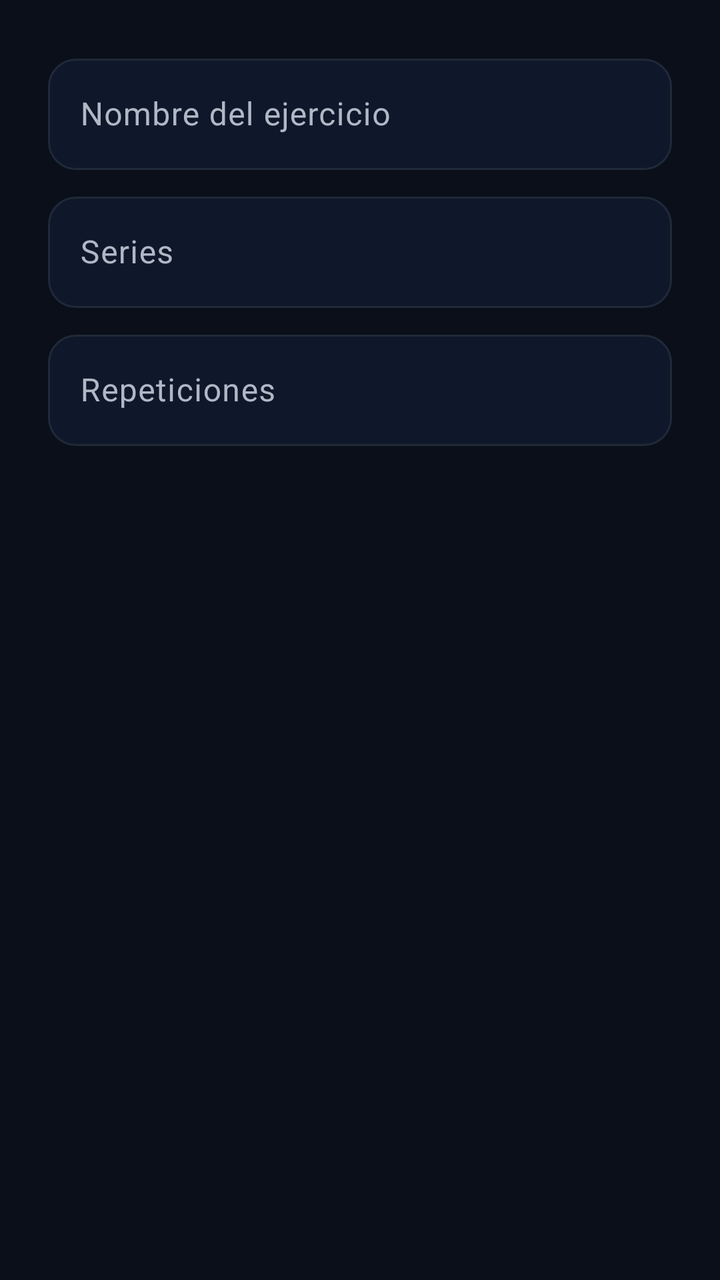
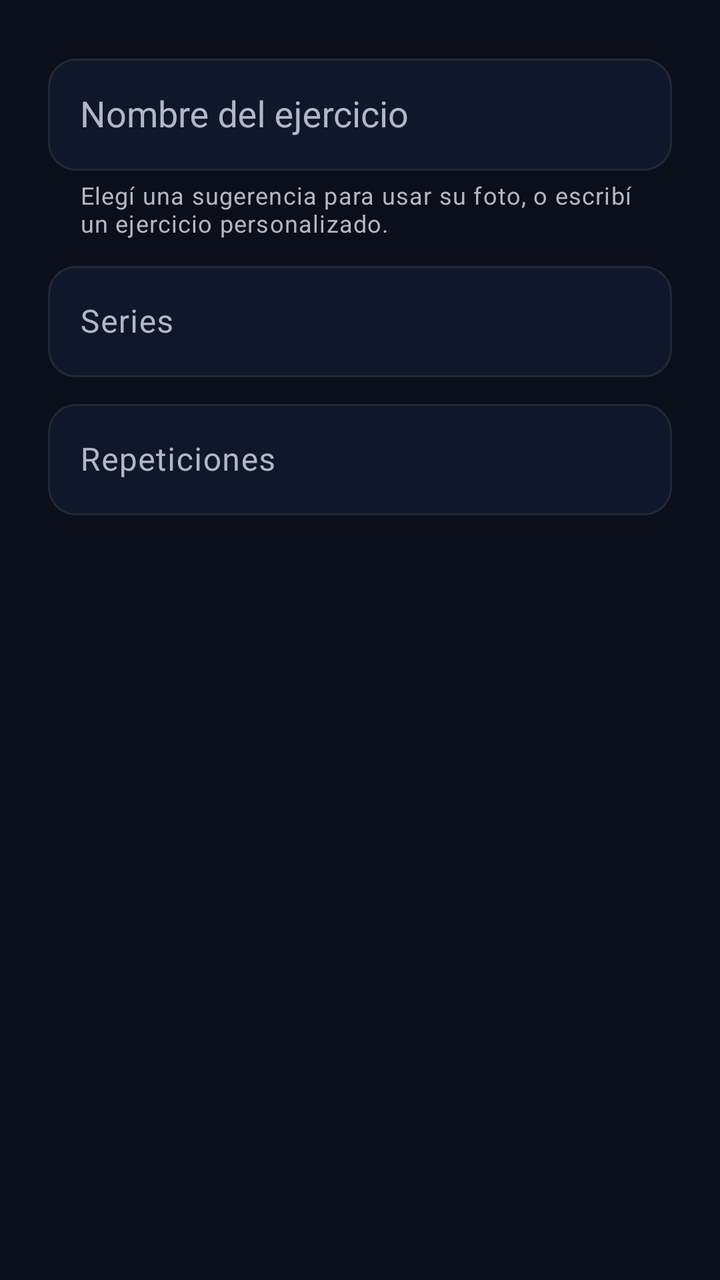

The first picture is an Android layout as it rendered before a commit; the second is the same layout after the commit. The layout source and the unified diff follow.
<!-- AndroidManifest.xml: application theme Theme.Marber -->
<!-- res/layout/dialog_agregar_modificar_ejercicio.xml -->
<?xml version="1.0" encoding="utf-8"?>
<ScrollView xmlns:android="http://schemas.android.com/apk/res/android"
    android:layout_width="match_parent"
    android:layout_height="wrap_content"
    android:fillViewport="true">

    <LinearLayout
        android:layout_width="match_parent"
        android:layout_height="wrap_content"
        android:orientation="vertical"
        android:padding="@dimen/space_large">

        <com.google.android.material.textfield.TextInputLayout
            android:id="@+id/campo_nombre_ejercicio"
            style="@style/Widget.Marber.TextInputLayout"
            android:layout_width="match_parent"
            android:layout_height="wrap_content"
            android:hint="@string/ejercicio_nombre">
            <com.google.android.material.textfield.TextInputEditText
                android:id="@+id/input_nombre_ejercicio"
                android:layout_width="match_parent"
                android:layout_height="wrap_content"
                android:inputType="textCapSentences"
                android:maxLength="80"
                android:singleLine="true"
                android:imeOptions="actionNext" />
        </com.google.android.material.textfield.TextInputLayout>

        <com.google.android.material.textfield.TextInputLayout
            android:id="@+id/campo_series_ejercicio"
            style="@style/Widget.Marber.TextInputLayout"
            android:layout_width="match_parent"
            android:layout_height="wrap_content"
            android:layout_marginTop="@dimen/space_small"
            android:hint="@string/ejercicio_series">
            <com.google.android.material.textfield.TextInputEditText
                android:id="@+id/input_series_ejercicio"
                android:layout_width="match_parent"
                android:layout_height="wrap_content"
                android:inputType="number"
                android:singleLine="true"
                android:imeOptions="actionNext" />
        </com.google.android.material.textfield.TextInputLayout>

        <com.google.android.material.textfield.TextInputLayout
            android:id="@+id/campo_repeticiones_ejercicio"
            style="@style/Widget.Marber.TextInputLayout"
            android:layout_width="match_parent"
            android:layout_height="wrap_content"
            android:layout_marginTop="@dimen/space_small"
            android:hint="@string/ejercicio_repeticiones">
            <com.google.android.material.textfield.TextInputEditText
                android:id="@+id/input_repeticiones_ejercicio"
                android:layout_width="match_parent"
                android:layout_height="wrap_content"
                android:inputType="number"
                android:singleLine="true"
                android:imeOptions="actionDone" />
        </com.google.android.material.textfield.TextInputLayout>

        <TextView
            android:id="@+id/error_guardado_ejercicio"
            android:layout_width="match_parent"
            android:layout_height="wrap_content"
            android:layout_marginTop="@dimen/space_small"
            android:text="@string/ejercicio_guardado_error"
            android:textColor="@color/marber_error"
            android:accessibilityLiveRegion="polite"
            android:visibility="gone" />
    </LinearLayout>
</ScrollView>
<!-- resources referenced by this layout -->
<resources>
  <color name="marber_error">#FF6B6B</color>
  <dimen name="space_large">24dp</dimen>
  <dimen name="space_small">8dp</dimen>
  <string name="ejercicio_guardado_error">No se pudo guardar. Volvé a intentar.</string>
  <string name="ejercicio_nombre">Nombre del ejercicio</string>
  <string name="ejercicio_repeticiones">Repeticiones</string>
  <string name="ejercicio_series">Series</string>
  <style name="Widget.Marber.TextInputLayout" parent="Widget.Material3.TextInputLayout.OutlinedBox">
          <item name="boxBackgroundColor">@color/marber_surface</item>
          <item name="boxStrokeWidth">@dimen/stroke_width</item>
          <item name="boxStrokeWidthFocused">@dimen/stroke_width_focused</item>
          <item name="boxStrokeErrorColor">@color/marber_error</item>
          <item name="boxCornerRadiusTopStart">@dimen/control_corner_radius</item>
          <item name="boxCornerRadiusTopEnd">@dimen/control_corner_radius</item>
          <item name="boxCornerRadiusBottomStart">@dimen/control_corner_radius</item>
          <item name="boxCornerRadiusBottomEnd">@dimen/control_corner_radius</item>
          <item name="android:textColorHint">@color/marber_text_medium</item>
          <item name="hintTextColor">@color/marber_primary</item>
          <item name="errorTextColor">@color/marber_error</item>
          <item name="endIconTint">@color/marber_text_medium</item>
      </style>
  <style name="Theme.Marber" parent="Base.Theme.Marber" />
  <color name="marber_surface">#0F172A</color>
  <dimen name="stroke_width">1dp</dimen>
  <dimen name="stroke_width_focused">2dp</dimen>
  <dimen name="control_corner_radius">14dp</dimen>
  <color name="marber_text_medium">#B0B8C5</color>
  <color name="marber_primary">#1E6BFF</color>
  <style name="Base.Theme.Marber" parent="Platform.Theme.Marber">
          <item name="colorPrimary">@color/marber_primary</item>
          <item name="colorOnPrimary">@color/marber_primary_light</item>
          <item name="colorSurface">@color/marber_surface</item>
          <item name="colorOnSurface">@color/marber_text_high</item>
          <item name="colorOnSurfaceVariant">@color/marber_text_medium</item>
          <item name="colorOutline">@color/marber_surface_alt</item>
          <item name="colorOnBackground">@color/marber_text_high</item>
          <item name="android:colorBackground">@color/marber_background</item>
          <item name="android:windowBackground">@color/marber_background</item>
          <item name="colorError">@color/marber_error</item>
          <item name="colorOnError">@color/marber_error</item>
          <item name="android:textColorPrimary">@color/marber_text_high</item>
          <item name="android:textColorSecondary">@color/marber_text_medium</item>
          <item name="android:statusBarColor">@color/marber_background</item>
          <item name="android:navigationBarColor">@color/marber_background</item>
          <item name="android:windowLightStatusBar">false</item>
      </style>
  <style name="Platform.Theme.Marber" parent="Theme.Material3.DayNight.NoActionBar" />
  <color name="marber_primary_light">#3DA5FF</color>
  <color name="marber_text_high">#FFFFFF</color>
  <color name="marber_surface_alt">#1F2937</color>
  <color name="marber_background">#0A0F1A</color>
</resources>

<!-- the commit's change to res/layout/dialog_agregar_modificar_ejercicio.xml (unified diff, before → after) -->
@@ -1,5 +1,6 @@
 <?xml version="1.0" encoding="utf-8"?>
 <ScrollView xmlns:android="http://schemas.android.com/apk/res/android"
+    xmlns:app="http://schemas.android.com/apk/res-auto"
     android:layout_width="match_parent"
     android:layout_height="wrap_content"
     android:fillViewport="true">
@@ -15,11 +16,15 @@
             style="@style/Widget.Marber.TextInputLayout"
             android:layout_width="match_parent"
             android:layout_height="wrap_content"
-            android:hint="@string/ejercicio_nombre">
-            <com.google.android.material.textfield.TextInputEditText
+            android:hint="@string/ejercicio_nombre"
+            app:helperText="@string/catalogo_ayuda">
+            <com.google.android.material.textfield.MaterialAutoCompleteTextView
                 android:id="@+id/input_nombre_ejercicio"
                 android:layout_width="match_parent"
                 android:layout_height="wrap_content"
+                android:minHeight="@dimen/control_height"
+                android:paddingStart="@dimen/space_medium"
+                android:paddingEnd="@dimen/space_medium"
                 android:inputType="textCapSentences"
                 android:maxLength="80"
                 android:singleLine="true"
<!-- resource entries referenced after the edit -->
@@ -1,8 +1,11 @@
 <!-- resources referenced by this layout -->
 <resources>
   <color name="marber_error">#FF6B6B</color>
+  <dimen name="control_height">56dp</dimen>
   <dimen name="space_large">24dp</dimen>
+  <dimen name="space_medium">16dp</dimen>
   <dimen name="space_small">8dp</dimen>
+  <string name="catalogo_ayuda">Elegí una sugerencia para usar su foto, o escribí un ejercicio personalizado.</string>
   <string name="ejercicio_guardado_error">No se pudo guardar. Volvé a intentar.</string>
   <string name="ejercicio_nombre">Nombre del ejercicio</string>
   <string name="ejercicio_repeticiones">Repeticiones</string>
@@ -30,7 +33,7 @@
   <color name="marber_primary">#1E6BFF</color>
   <style name="Base.Theme.Marber" parent="Platform.Theme.Marber">
           <item name="colorPrimary">@color/marber_primary</item>
-          <item name="colorOnPrimary">@color/marber_primary_light</item>
+          <item name="colorOnPrimary">@color/marber_text_high</item>
           <item name="colorSurface">@color/marber_surface</item>
           <item name="colorOnSurface">@color/marber_text_high</item>
           <item name="colorOnSurfaceVariant">@color/marber_text_medium</item>
@@ -39,7 +42,7 @@
           <item name="android:colorBackground">@color/marber_background</item>
           <item name="android:windowBackground">@color/marber_background</item>
           <item name="colorError">@color/marber_error</item>
-          <item name="colorOnError">@color/marber_error</item>
+          <item name="colorOnError">@color/marber_background</item>
           <item name="android:textColorPrimary">@color/marber_text_high</item>
           <item name="android:textColorSecondary">@color/marber_text_medium</item>
           <item name="android:statusBarColor">@color/marber_background</item>
@@ -47,7 +50,6 @@
           <item name="android:windowLightStatusBar">false</item>
       </style>
   <style name="Platform.Theme.Marber" parent="Theme.Material3.DayNight.NoActionBar" />
-  <color name="marber_primary_light">#3DA5FF</color>
   <color name="marber_text_high">#FFFFFF</color>
   <color name="marber_surface_alt">#1F2937</color>
   <color name="marber_background">#0A0F1A</color>
